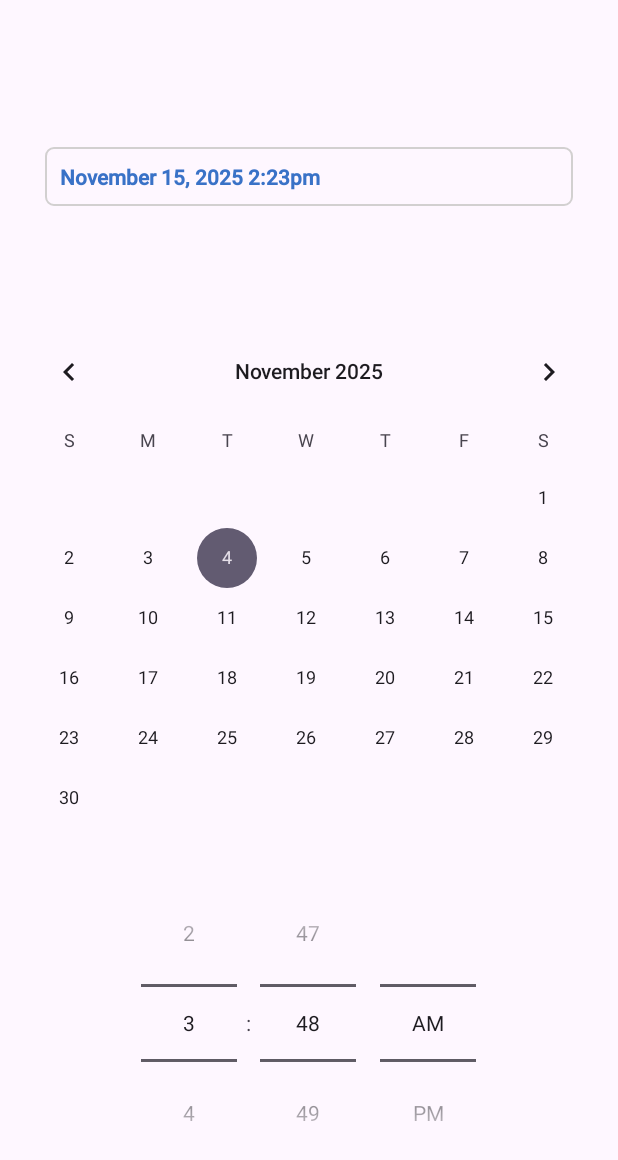
After one commit to CMPUT301F25sleepy/sleepy-connect, an Android app: the DateTimePickerActivity screen opened directly, with no data from a screen before it, on a phone screen of 412 x 824 dp. The commit adds this screen. Shown: the top 1160 px of the screen. Run offline under Robolectric (Android 15) with nearby library versions, the phone set to English and light mode, and no system bars; Roboto replaces fonts that are not available here.

Commit message:
implement acitivity_date_time_picker

```diff
--- a/app/src/main/AndroidManifest.xml
+++ b/app/src/main/AndroidManifest.xml
@@ -12,6 +12,9 @@
         android:supportsRtl="true"
         android:theme="@style/Theme.Sleepyconnect">
         <activity
+            android:name=".eventdetails.DateTimePickerActivity"
+            android:exported="false" />
+        <activity
             android:name=".MainActivity"
             android:exported="true">
             <intent-filter>
@@ -20,6 +23,7 @@
                 <category android:name="android.intent.category.LAUNCHER" />
             </intent-filter>
         </activity>
+
         <meta-data
             android:name="preloaded_fonts"
             android:resource="@array/preloaded_fonts" />
--- /dev/null
+++ b/app/src/main/java/com/example/sleepy_connect/eventdetails/DateTimePickerActivity.java
@@ -0,0 +1,22 @@
+package com.example.sleepy_connect.eventdetails;
+
+import android.os.Bundle;
+
+import androidx.activity.EdgeToEdge;
+import androidx.appcompat.app.AppCompatActivity;
+import androidx.core.graphics.Insets;
+import androidx.core.view.ViewCompat;
+import androidx.core.view.WindowInsetsCompat;
+
+import com.example.sleepy_connect.R;
+
+public class DateTimePickerActivity extends AppCompatActivity {
+
+    @Override
+    protected void onCreate(Bundle savedInstanceState) {
+        super.onCreate(savedInstanceState);
+        EdgeToEdge.enable(this);
+        setContentView(R.layout.activity_date_time_picker);
+
+    }
+}
--- /dev/null
+++ b/app/src/main/res/layout/activity_date_time_picker.xml
@@ -0,0 +1,80 @@
+<?xml version="1.0" encoding="utf-8"?>
+<androidx.constraintlayout.widget.ConstraintLayout xmlns:android="http://schemas.android.com/apk/res/android"
+    xmlns:app="http://schemas.android.com/apk/res-auto"
+    xmlns:tools="http://schemas.android.com/tools"
+    android:id="@+id/main"
+    android:layout_width="match_parent"
+    android:layout_height="match_parent"
+    tools:context=".eventdetails.DateTimePickerActivity">
+
+    <androidx.constraintlayout.widget.Guideline
+        android:id="@+id/guideline"
+        android:layout_width="wrap_content"
+        android:layout_height="wrap_content"
+        android:orientation="horizontal"
+        app:layout_constraintGuide_percent="0.1" />
+
+    <androidx.constraintlayout.widget.Guideline
+        android:id="@+id/guideline2"
+        android:layout_width="wrap_content"
+        android:layout_height="wrap_content"
+        android:orientation="horizontal"
+        app:layout_constraintGuide_percent="0.67" />
+
+    <CalendarView
+        android:id="@+id/calendarView"
+        android:layout_width="0dp"
+        android:layout_height="wrap_content"
+        app:layout_constraintBottom_toTopOf="@+id/guideline2"
+        app:layout_constraintEnd_toEndOf="parent"
+        app:layout_constraintStart_toStartOf="parent" />
+
+    <TimePicker
+        android:id="@+id/timePicker"
+        android:layout_width="0dp"
+        android:layout_height="0dp"
+        android:padding="24dp"
+        android:timePickerMode="spinner"
+        app:layout_constraintBottom_toBottomOf="parent"
+        app:layout_constraintEnd_toEndOf="parent"
+        app:layout_constraintStart_toStartOf="parent"
+        app:layout_constraintTop_toTopOf="@+id/guideline2" />
+
+    <androidx.constraintlayout.widget.Guideline
+        android:id="@+id/guideline4"
+        android:layout_width="wrap_content"
+        android:layout_height="wrap_content"
+        android:orientation="horizontal"
+        app:layout_constraintGuide_begin="152dp" />
+
+    <TextView
+        android:id="@+id/textView2"
+        android:layout_width="0dp"
+        android:layout_height="wrap_content"
+        android:background="@drawable/light_text_border"
+        android:fontFamily="@font/roboto_medium"
+        android:padding="10dp"
+        android:text="November 15, 2025 2:23pm"
+        android:textColor="@color/blue"
+        android:textStyle="bold"
+        app:layout_constraintBottom_toTopOf="@+id/guideline4"
+        app:layout_constraintEnd_toStartOf="@+id/guideline7"
+        app:layout_constraintHorizontal_bias="0.06"
+        app:layout_constraintStart_toStartOf="@+id/guideline6"
+        app:layout_constraintTop_toTopOf="@+id/guideline" />
+
+    <androidx.constraintlayout.widget.Guideline
+        android:id="@+id/guideline6"
+        android:layout_width="wrap_content"
+        android:layout_height="wrap_content"
+        android:orientation="vertical"
+        app:layout_constraintGuide_begin="@dimen/width_gutter" />
+
+    <androidx.constraintlayout.widget.Guideline
+        android:id="@+id/guideline7"
+        android:layout_width="wrap_content"
+        android:layout_height="wrap_content"
+        android:orientation="vertical"
+        app:layout_constraintGuide_end="@dimen/width_gutter" />
+
+</androidx.constraintlayout.widget.ConstraintLayout>
--- a/app/src/main/res/values/colors.xml
+++ b/app/src/main/res/values/colors.xml
@@ -2,6 +2,7 @@
 <resources>
     <color name="black">#FF000000</color>
     <color name="white">#FFFFFFFF</color>
+    <color name="blue">#3972C7</color>
     <color name="light_cyan_blue">#8BB1C5</color>
     <color name="cyan_blue">#4F6C7F</color>
     <color name="pale_yellow">#FFFFE2</color>
--- a/app/src/main/res/values/strings.xml
+++ b/app/src/main/res/values/strings.xml
@@ -3,7 +3,7 @@
     <string name="hello_blank_fragment">Hello blank fragment</string>
 
     <string name="hint_event_title">Event Title</string>
-    <string name="hint_capacity">Leave empty for no capcacity</string>
+    <string name="hint_capacity">Leave empty for no capacity</string>
     <string name="hint_description">Enter event description</string>
 
     <string name="label_reg_starts">Registration Start</string>
```
